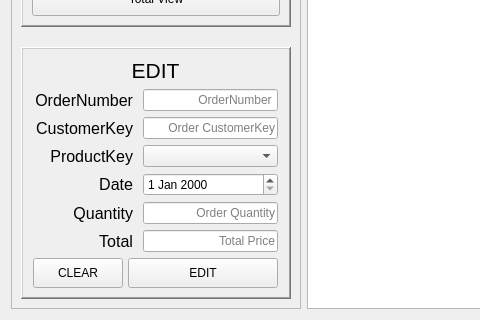
Above: CustomerManagementAPP/Admin/ordermanager.ui from AndaCondaa/Project_CustomerManagementApp before the change; both pictures show x 0 to 480 and y 339 to 659 of the 923 by 659 pixel window. Below: the same form after it.
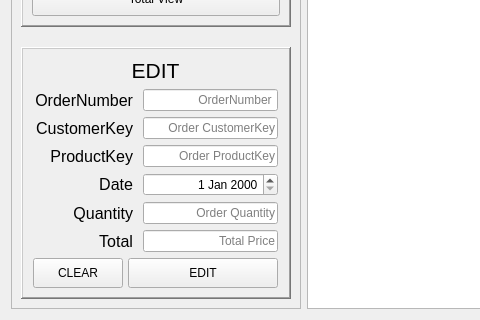
That is the form after the change. Icons and pictures are not drawn.

The edit to the form file:
```diff
--- a/CustomerManagementAPP/Admin/ordermanager.ui
+++ b/CustomerManagementAPP/Admin/ordermanager.ui
@@ -527,7 +527,29 @@
                   </widget>
                  </item>
                  <item>
-                  <widget class="QComboBox" name="pkBox"/>
+                  <widget class="QLineEdit" name="pkLine">
+                   <property name="sizePolicy">
+                    <sizepolicy hsizetype="Fixed" vsizetype="Fixed">
+                     <horstretch>0</horstretch>
+                     <verstretch>0</verstretch>
+                    </sizepolicy>
+                   </property>
+                   <property name="maximumSize">
+                    <size>
+                     <width>180</width>
+                     <height>25</height>
+                    </size>
+                   </property>
+                   <property name="alignment">
+                    <set>Qt::AlignRight|Qt::AlignTrailing|Qt::AlignVCenter</set>
+                   </property>
+                   <property name="readOnly">
+                    <bool>true</bool>
+                   </property>
+                   <property name="placeholderText">
+                    <string>Order ProductKey</string>
+                   </property>
+                  </widget>
                  </item>
                 </layout>
                </item>
@@ -566,6 +588,9 @@
                  </item>
                  <item>
                   <widget class="QDateEdit" name="dateEdit">
+                   <property name="alignment">
+                    <set>Qt::AlignRight|Qt::AlignTrailing|Qt::AlignVCenter</set>
+                   </property>
                    <property name="timeSpec">
                     <enum>Qt::LocalTime</enum>
                    </property>
```
